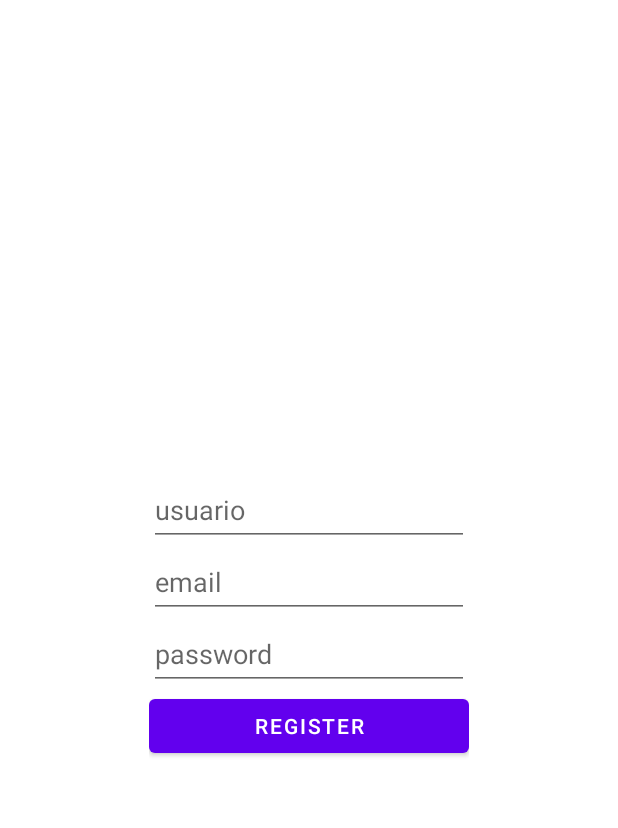
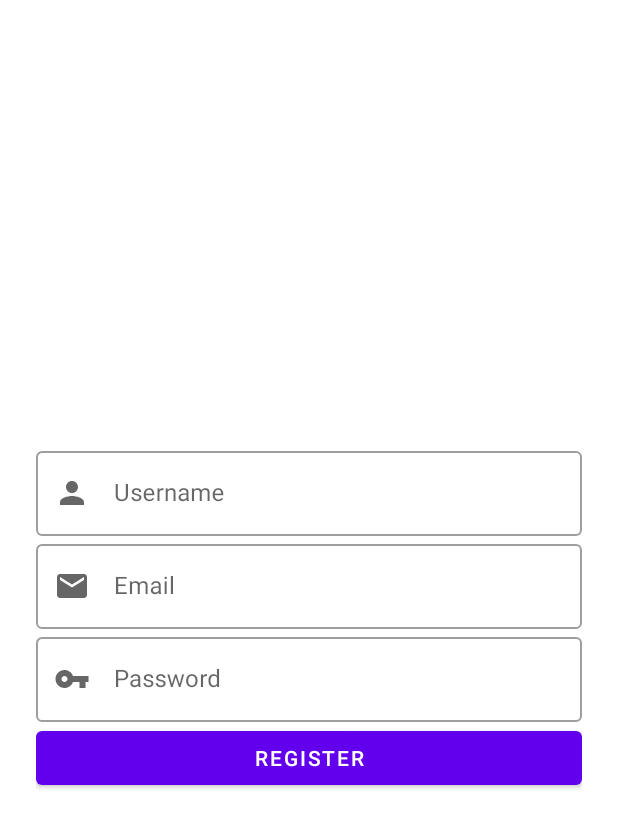
Before and after one commit to Rest-Anime/Shoku-app, an Android app: the screen it shows after launch (LoginActivity), after a tap on "SIGN UP", on a phone screen of 412 x 824 dp. Shown: the top 828 px of the screen. Run offline under Robolectric (Android 15) with nearby library versions, the phone set to English and light mode, and no system bars; our stand-ins replace Firebase (no records; nobody signed in at launch, a user with empty details on screens opened directly).

Commit message:
Material design LoginActivity

```diff
--- a/app/src/main/java/com/example/appAnime/activities/login/LoginActivity.java
+++ b/app/src/main/java/com/example/appAnime/activities/login/LoginActivity.java
@@ -9,17 +9,20 @@ import androidx.fragment.app.FragmentTransaction;
 import com.example.appAnime.R;
 import com.example.appAnime.activities.login.ui.LoginFragment;
 import com.example.appAnime.activities.login.ui.RegisterFragment;
+import com.example.appAnime.databinding.ActivityLoginBinding;
 
 
 public class LoginActivity extends AppCompatActivity implements CallBackFragment {
 
+    private ActivityLoginBinding binding;
     FragmentManager fragmentManager;
     FragmentTransaction fragmentTransaction;
 
     @Override
     protected void onCreate(Bundle savedInstanceState) {
         super.onCreate(savedInstanceState);
-        setContentView(R.layout.activity_login);
+        binding = ActivityLoginBinding.inflate(getLayoutInflater());
+        setContentView(binding.getRoot());
         loginFragment();
     }
 
--- a/app/src/main/java/com/example/appAnime/activities/login/ui/LoginFragment.java
+++ b/app/src/main/java/com/example/appAnime/activities/login/ui/LoginFragment.java
@@ -5,53 +5,48 @@ import android.os.Bundle;
 import android.view.LayoutInflater;
 import android.view.View;
 import android.view.ViewGroup;
-import android.widget.Button;
-import android.widget.EditText;
 import android.widget.Toast;
 
 import androidx.annotation.NonNull;
 import androidx.annotation.Nullable;
 import androidx.fragment.app.Fragment;
 
-import com.example.appAnime.R;
 import com.example.appAnime.activities.login.CallBackFragment;
 import com.example.appAnime.activities.main.MainActivity;
+import com.example.appAnime.databinding.FragmentLoginBinding;
 import com.google.firebase.auth.FirebaseAuth;
-import com.google.firebase.auth.FirebaseUser;
 
 
 public class LoginFragment extends Fragment {
 
+    private FragmentLoginBinding binding;
     CallBackFragment callBackFragment;
-    EditText email, password;
-    Button login, signup;
-    View view;
     FirebaseAuth auth;
-    FirebaseUser user;
 
 
     @Nullable
     @Override
     public View onCreateView(@NonNull LayoutInflater inflater, @Nullable ViewGroup container,
                              @Nullable Bundle savedInstanceState) {
-        view = inflater.inflate(R.layout.fragment_login, container, false);
-        email = view.findViewById(R.id.email);
-        password = view.findViewById(R.id.password);
-        login = view.findViewById(R.id.login);
-        signup = view.findViewById(R.id.signup);
+        binding = FragmentLoginBinding.inflate(getLayoutInflater());
         auth = FirebaseAuth.getInstance();
 
-        login.setOnClickListener(new View.OnClickListener() {
+        binding.login.setOnClickListener(new View.OnClickListener() {
+            String email = binding.email.getText().toString().trim();
+            String password = binding.password.getText().toString().trim();
+
             @Override
             public void onClick(View view) {
-                if (email.getText().toString().isEmpty() || password.getText().toString().isEmpty()) {
+                if (email.isEmpty() || password.isEmpty()) {
+                    Toast.makeText(getContext(),
+                            "No puede haber campos vacios",
+                            Toast.LENGTH_LONG).show();
                     return;
                 }
-                auth.signInWithEmailAndPassword(email.getText().toString().trim(),
-                        password.getText().toString()).addOnCompleteListener(task -> {
+                auth.signInWithEmailAndPassword(email, password).addOnCompleteListener(task -> {
                     if (!task.isSuccessful()) {
                         Toast.makeText(getContext(),
-                                "ha habido un error " + task.getException().getLocalizedMessage(),
+                                "Se ha producido un error " + task.getException().getLocalizedMessage(),
                                 Toast.LENGTH_LONG).show();
                         return;
                     }
@@ -65,7 +60,7 @@ public class LoginFragment extends Fragment {
             }
         });
 
-        signup.setOnClickListener(new View.OnClickListener() {
+        binding.signup.setOnClickListener(new View.OnClickListener() {
             @Override
             public void onClick(View view) {
                 if (callBackFragment != null) {
@@ -73,7 +68,7 @@ public class LoginFragment extends Fragment {
                 }
             }
         });
-        return view;
+        return binding.getRoot();
     }
 
     public void setCallBackFragment(CallBackFragment callBackFragment) {
--- a/app/src/main/java/com/example/appAnime/activities/login/ui/RegisterFragment.java
+++ b/app/src/main/java/com/example/appAnime/activities/login/ui/RegisterFragment.java
@@ -4,16 +4,14 @@ import android.os.Bundle;
 import android.view.LayoutInflater;
 import android.view.View;
 import android.view.ViewGroup;
-import android.widget.Button;
-import android.widget.EditText;
 import android.widget.Toast;
 
 import androidx.annotation.NonNull;
 import androidx.annotation.Nullable;
 import androidx.fragment.app.Fragment;
 
-import com.example.appAnime.R;
 import com.example.appAnime.activities.login.CallBackFragment;
+import com.example.appAnime.databinding.FragmentRegisterBinding;
 import com.google.firebase.auth.FirebaseAuth;
 import com.google.firebase.firestore.FirebaseFirestore;
 
@@ -22,10 +20,8 @@ import java.util.Map;
 
 public class RegisterFragment extends Fragment {
 
+    private FragmentRegisterBinding binding;
     CallBackFragment callBackFragment;
-    EditText email, password, user;
-    Button register;
-    View view;
     FirebaseAuth auth;
     FirebaseFirestore db = FirebaseFirestore.getInstance();
 
@@ -33,24 +29,26 @@ public class RegisterFragment extends Fragment {
     @Override
     public View onCreateView(@NonNull LayoutInflater inflater, @Nullable ViewGroup container,
                              @Nullable Bundle savedInstanceState) {
-        view = inflater.inflate(R.layout.fragment_register, container, false);
-        email = view.findViewById(R.id.email);
-        password = view.findViewById(R.id.password);
-        user = view.findViewById(R.id.user);
+        binding = FragmentRegisterBinding.inflate(getLayoutInflater());
+
         auth = FirebaseAuth.getInstance();
-        register = view.findViewById(R.id.register);
-        register.setOnClickListener(new View.OnClickListener() {
+        binding.register.setOnClickListener(new View.OnClickListener() {
+            String email = binding.email.getText().toString().trim();
+            String password = binding.password.getText().toString().trim();
+            String user = binding.user.getText().toString().trim();
+
             @Override
             public void onClick(View view) {
-                if (email.getText().toString().isEmpty() || password.getText().toString().isEmpty() || user.getText().toString().isEmpty()) {
-                    System.out.println("error");
+                if (email.isEmpty() || password.isEmpty() || user.isEmpty()) {
+                    Toast.makeText(getContext(),
+                            "No puede haber campos vacios",
+                            Toast.LENGTH_LONG).show();
                     return;
                 }
-                auth.createUserWithEmailAndPassword(email.getText().toString(),
-                        password.getText().toString()).addOnCompleteListener(task -> {
+                auth.createUserWithEmailAndPassword(email, password).addOnCompleteListener(task -> {
                     if (!task.isSuccessful()) {
                         Toast.makeText(getContext(),
-                                "ha habido un error " + task.getException().getLocalizedMessage(),
+                                "Se ha producido un error " + task.getException().getLocalizedMessage(),
                                 Toast.LENGTH_LONG).show();
                         return;
                     }
@@ -59,7 +57,7 @@ public class RegisterFragment extends Fragment {
                                     "nueva",
                             Toast.LENGTH_LONG).show();
                     Map<String, Object> data = new HashMap<>();
-                    data.put("usuario", user.getText().toString());
+                    data.put("usuario", user);
                     db.collection("usuarios").document(task.getResult().getUser().getUid()).set(data);
                 });
                 if (callBackFragment != null) {
@@ -67,7 +65,7 @@ public class RegisterFragment extends Fragment {
                 }
             }
         });
-        return view;
+        return binding.getRoot();
     }
 
     public void setCallBackFragment(CallBackFragment callBackFragment) {
--- /dev/null
+++ b/app/src/main/res/drawable/ic_baseline_email_24.xml
@@ -0,0 +1,10 @@
+<vector xmlns:android="http://schemas.android.com/apk/res/android"
+    android:width="24dp"
+    android:height="24dp"
+    android:viewportWidth="24"
+    android:viewportHeight="24"
+    android:tint="?attr/colorControlNormal">
+  <path
+      android:fillColor="@android:color/white"
+      android:pathData="M20,4L4,4c-1.1,0 -1.99,0.9 -1.99,2L2,18c0,1.1 0.9,2 2,2h16c1.1,0 2,-0.9 2,-2L22,6c0,-1.1 -0.9,-2 -2,-2zM20,8l-8,5 -8,-5L4,6l8,5 8,-5v2z"/>
+</vector>
--- /dev/null
+++ b/app/src/main/res/drawable/ic_baseline_vpn_key_24.xml
@@ -0,0 +1,10 @@
+<vector xmlns:android="http://schemas.android.com/apk/res/android"
+    android:width="24dp"
+    android:height="24dp"
+    android:viewportWidth="24"
+    android:viewportHeight="24"
+    android:tint="?attr/colorControlNormal">
+  <path
+      android:fillColor="@android:color/white"
+      android:pathData="M12.65,10C11.83,7.67 9.61,6 7,6c-3.31,0 -6,2.69 -6,6s2.69,6 6,6c2.61,0 4.83,-1.67 5.65,-4H17v4h4v-4h2v-4H12.65zM7,14c-1.1,0 -2,-0.9 -2,-2s0.9,-2 2,-2 2,0.9 2,2 -0.9,2 -2,2z"/>
+</vector>
--- a/app/src/main/res/layout/fragment_register.xml
+++ b/app/src/main/res/layout/fragment_register.xml
@@ -5,40 +5,60 @@
     android:layout_height="match_parent">
 
     <LinearLayout
-        android:layout_width="wrap_content"
+        android:layout_width="0dp"
         android:layout_height="wrap_content"
+        android:layout_marginStart="24dp"
+        android:layout_marginEnd="24dp"
         android:orientation="vertical"
         app:layout_constraintBottom_toBottomOf="parent"
         app:layout_constraintEnd_toEndOf="parent"
         app:layout_constraintStart_toStartOf="parent"
         app:layout_constraintTop_toTopOf="parent">
 
-        <EditText
-            android:id="@+id/user"
+        <com.google.android.material.textfield.TextInputLayout
+            style="@style/Widget.MaterialComponents.TextInputLayout.OutlinedBox"
             android:layout_width="match_parent"
             android:layout_height="wrap_content"
-            android:ems="10"
-            android:hint="usuario"
-            android:inputType="textPersonName"
-            android:minHeight="48dp" />
+            android:hint="Username"
+            app:startIconDrawable="@drawable/ic_baseline_person_24">
 
-        <EditText
-            android:id="@+id/email"
+            <com.google.android.material.textfield.TextInputEditText
+                android:id="@+id/user"
+                android:layout_width="match_parent"
+                android:layout_height="wrap_content"
+                android:inputType="textPersonName" />
+
+        </com.google.android.material.textfield.TextInputLayout>
+
+        <com.google.android.material.textfield.TextInputLayout
+            style="@style/Widget.MaterialComponents.TextInputLayout.OutlinedBox"
             android:layout_width="match_parent"
             android:layout_height="wrap_content"
-            android:ems="10"
-            android:hint="email"
-            android:inputType="textPersonName"
-            android:minHeight="48dp" />
+            android:hint="Email"
+            app:startIconDrawable="@drawable/ic_baseline_email_24">
 
-        <EditText
-            android:id="@+id/password"
+            <com.google.android.material.textfield.TextInputEditText
+                android:id="@+id/email"
+                android:layout_width="match_parent"
+                android:layout_height="wrap_content"
+                android:inputType="textEmailAddress" />
+
+        </com.google.android.material.textfield.TextInputLayout>
+
+        <com.google.android.material.textfield.TextInputLayout
+            style="@style/Widget.MaterialComponents.TextInputLayout.OutlinedBox"
             android:layout_width="match_parent"
             android:layout_height="wrap_content"
-            android:ems="10"
-            android:hint="password"
-            android:inputType="textPassword"
-            android:minHeight="48dp" />
+            android:hint="Password"
+            app:startIconDrawable="@drawable/ic_baseline_vpn_key_24">
+
+            <com.google.android.material.textfield.TextInputEditText
+                android:id="@+id/password"
+                android:layout_width="match_parent"
+                android:layout_height="wrap_content"
+                android:inputType="textPassword" />
+
+        </com.google.android.material.textfield.TextInputLayout>
 
         <Button
             android:id="@+id/register"
--- a/app/src/main/res/menu/menu_drawer.xml
+++ b/app/src/main/res/menu/menu_drawer.xml
@@ -3,7 +3,7 @@
 
     <group android:checkableBehavior="single">
         <item
-            android:id="@+id/fragment_first"
+            android:id="@+id/maps"
             android:icon="@android:drawable/ic_dialog_map"
             android:title="Mapa" />/>
         <item
@@ -13,7 +13,7 @@
             android:actionLayout="@layout/spinner_drawer"
             />
         <item
-            android:id="@+id/fragment_credits"
+            android:id="@+id/credits"
             android:icon="@drawable/ic_baseline_wysiwyg_24"
             android:title="Credits" />/>
         <item
@@ -21,7 +21,7 @@
             android:icon="@drawable/ic_baseline_question_mark_24"
             android:title="FaQ" />/>
         <item
-            android:id="@+id/fragment_logout"
+            android:id="@+id/logout"
             android:icon="@drawable/ic_baseline_login_24"
             android:title="Log Out" />
     </group>
```
Also changed, not shown: app/src/main/java/com/example/appAnime/activities/main/MainActivity.java (+5 -5 lines), app/src/main/res/layout/fragment_login.xml (+30 -15 lines).
